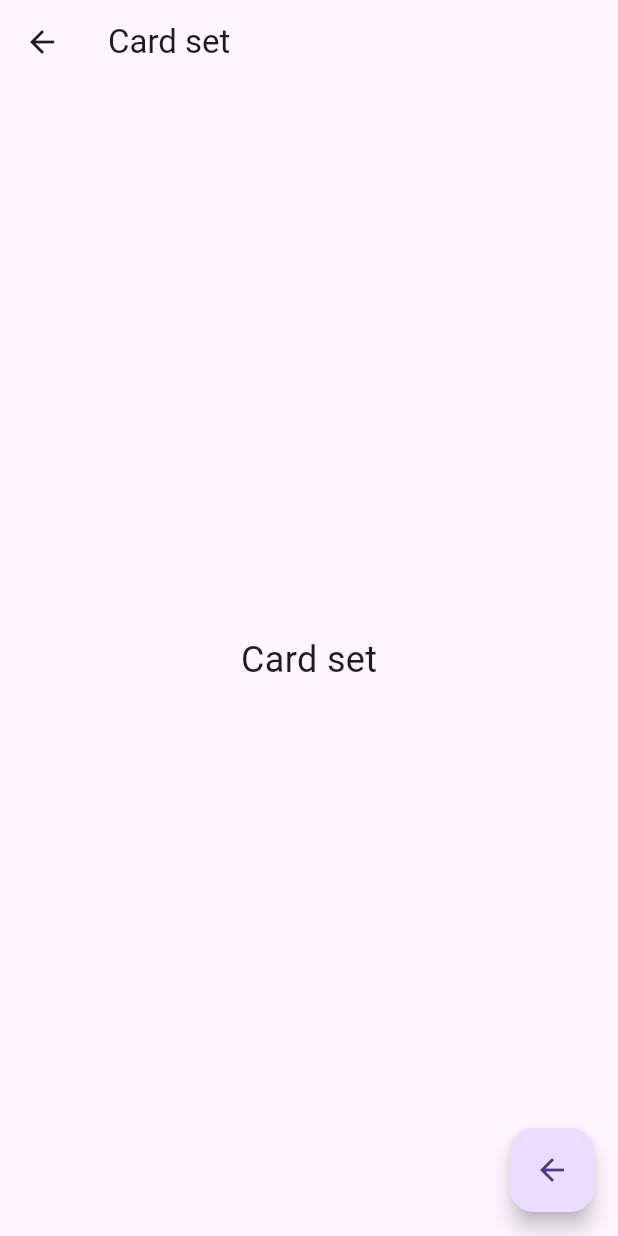
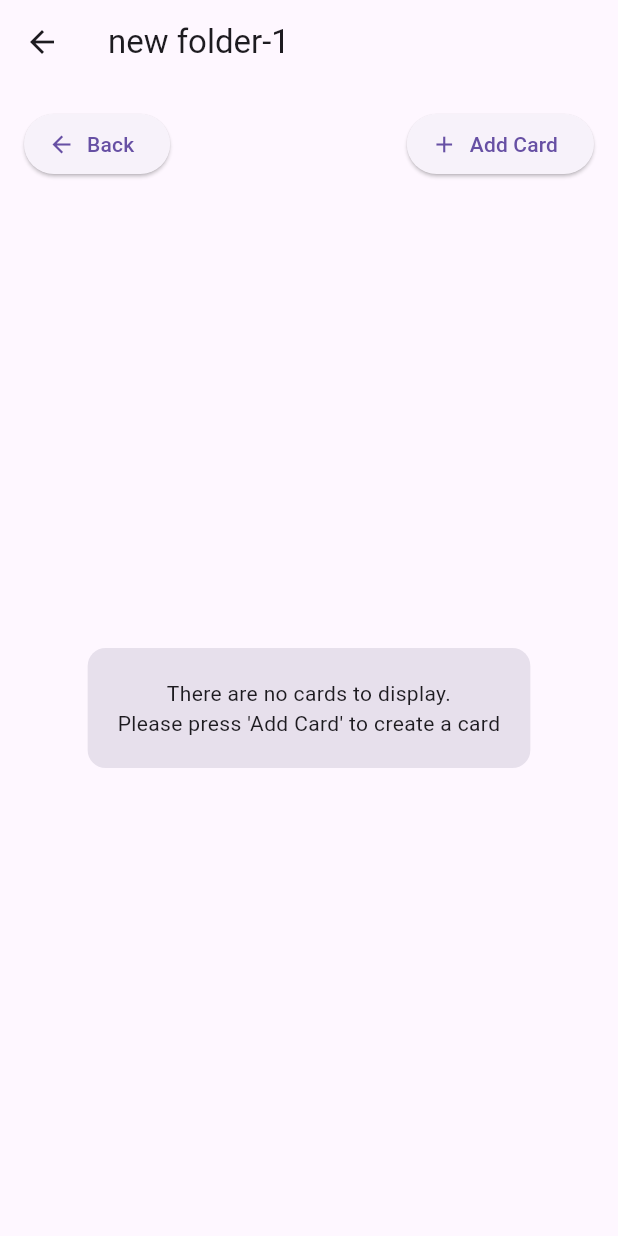
Before and after one commit to Zittta/ITDS283_Group16_Project, a Flutter app: the CardSet screen opened by its route, on a phone screen of 412 x 824 dp. Run offline on Flutter 3.47's test engine with Material 3 defaults, Android fonts, the phone set to English and light mode, and no system bars.

Commit message:
fix merge pull request

```diff
--- a/lib/pages/card_set.dart
+++ b/lib/pages/card_set.dart
@@ -101,14 +101,92 @@ class _CardSetState extends State<CardSet> {
     final theme = Theme.of(context);
 
     return Scaffold(
-      appBar: AppBar(title: Text('Card set')),
-      body: Center(child: Text('Card set', style: TextStyle(fontSize: 24))),
-      floatingActionButton: FloatingActionButton(
-        onPressed: (){
-          //task04
-          Navigator.pop(context);
-        },
-        child: Icon(Icons.arrow_back),
+      appBar: AppBar(
+        backgroundColor: theme.colorScheme.surface,
+        elevation: 0,
+        title: const Text('new folder-1'),
+      ),
+      body: Padding(
+        padding: const EdgeInsets.all(16),
+        child: Column(
+          children: [
+            // Top buttons
+            Row(
+              mainAxisAlignment: MainAxisAlignment.spaceBetween,
+              children: [
+                ElevatedButton.icon(
+                  onPressed: () => Navigator.pop(context),
+                  icon: const Icon(Icons.arrow_back),
+                  label: const Text("Back"),
+                ),
+                ElevatedButton.icon(
+                  onPressed: () => _showCardDialog(),
+                  icon: const Icon(Icons.add),
+                  label: const Text("Add Card"),
+                ),
+              ],
+            ),
+            const SizedBox(height: 16),
+
+            // Card List
+            Expanded(
+              child: cards.isEmpty
+                  ? Center(
+                      child: Container(
+                        padding: const EdgeInsets.all(20),
+                        decoration: BoxDecoration(
+                          color: theme.colorScheme.surfaceVariant,
+                          borderRadius: BorderRadius.circular(12),
+                        ),
+                        child: const Text(
+                          "There are no cards to display.\nPlease press 'Add Card' to create a card",
+                          textAlign: TextAlign.center,
+                        ),
+                      ),
+                    )
+                  : ListView.builder(
+                      itemCount: cards.length,
+                      itemBuilder: (context, index) {
+                        return Container(
+                          margin: const EdgeInsets.symmetric(vertical: 10),
+                          padding: const EdgeInsets.all(20),
+                          decoration: BoxDecoration(
+                            color: theme.cardColor,
+                            borderRadius: BorderRadius.circular(16),
+                            boxShadow: [
+                              BoxShadow(
+                                color: Colors.black.withOpacity(0.15),
+                                blurRadius: 12,
+                                spreadRadius: 2,
+                                offset: const Offset(0, 6),
+                              ),
+                            ],
+                          ),
+                          child: Column(
+                            children: [
+                              Text(
+                                cards[index]['title'],
+                                textAlign: TextAlign.center,
+                                style: theme.textTheme.titleMedium?.copyWith(
+                                  fontWeight: FontWeight.bold,
+                                ),
+                              ),
+                              const SizedBox(height: 10),
+                              Align(
+                                alignment: Alignment.centerRight,
+                                child: IconButton(
+                                  icon: const Icon(Icons.edit),
+                                  onPressed: () => _showCardDialog(index: index),
+                                ),
+                              ),
+                            ],
+                          ),
+                        );
+                      },
+                    ),
+            ),
+          ],
+        ),
       ),
     );
   }
```
Also changed, not shown: lib/pages/folders.dart (+10 -2 lines).
